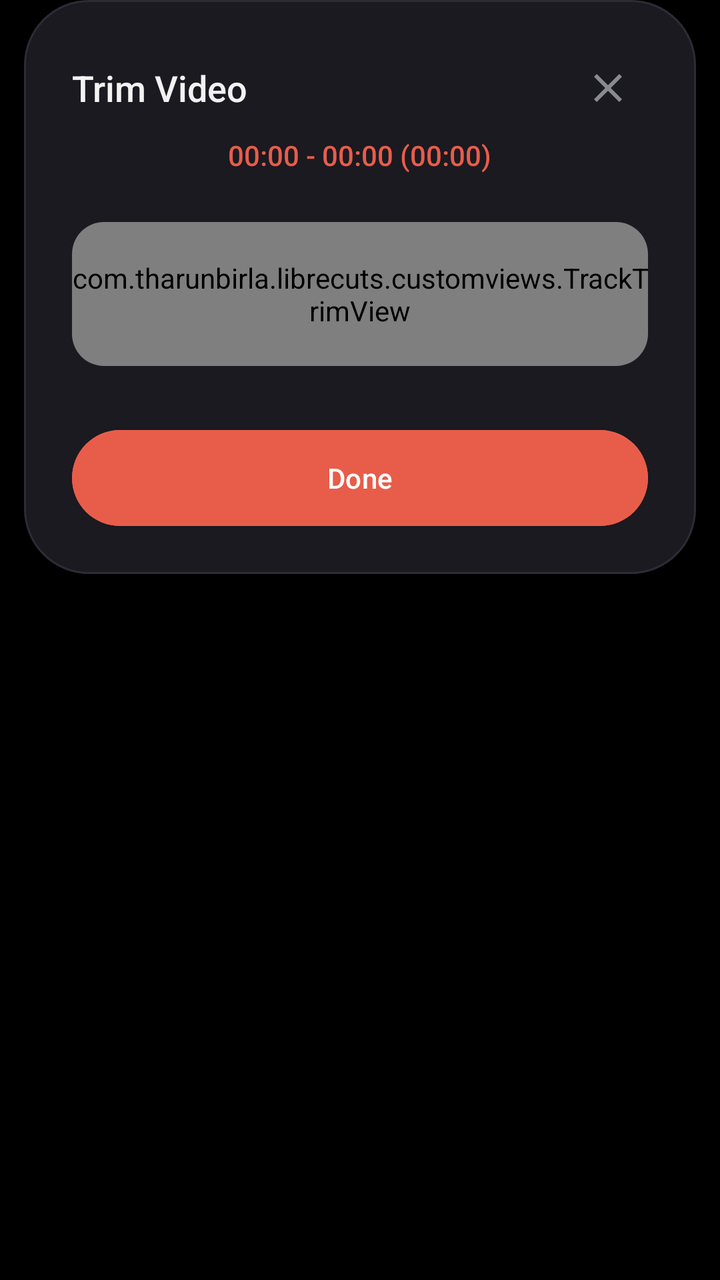
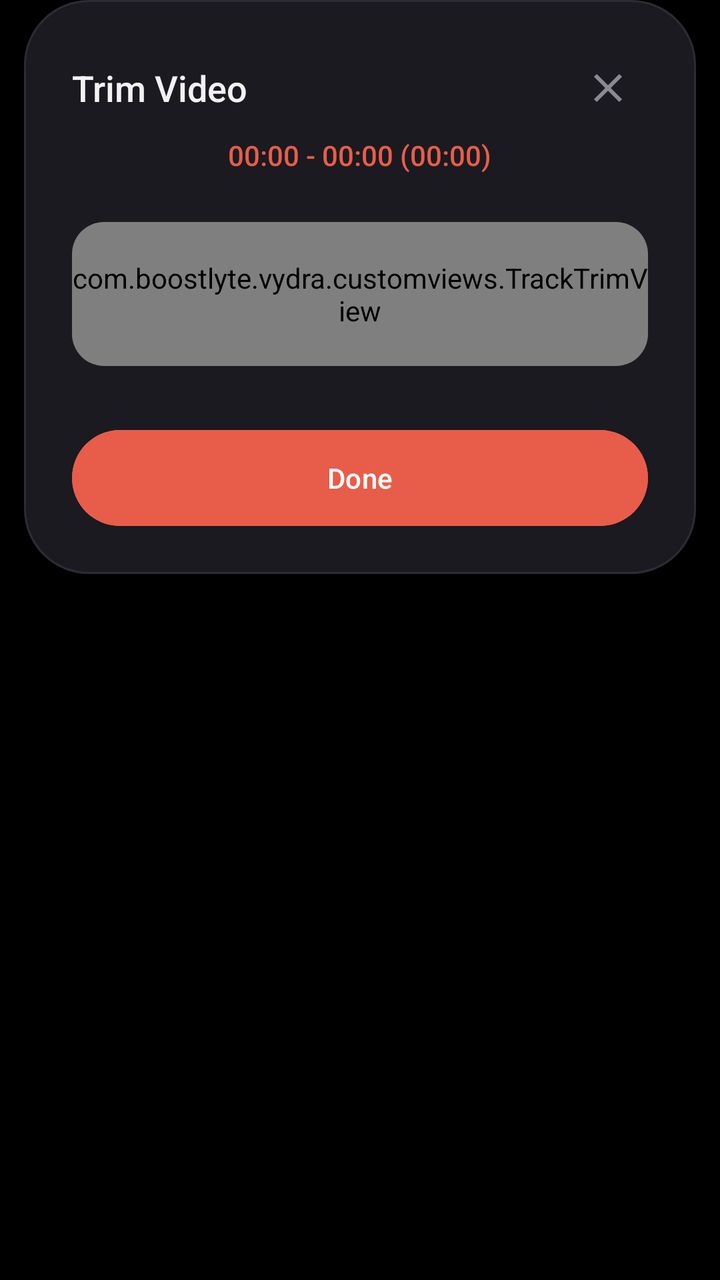

An Android layout rendered at two revisions. The XML below is the earlier revision; the diff shows what the commit changed to produce the second picture.
<!-- AndroidManifest.xml: application theme AppTheme -->
<!-- res/layout/trim_bottom_sheet_dialog.xml -->
<?xml version="1.0" encoding="utf-8"?>
<LinearLayout xmlns:android="http://schemas.android.com/apk/res/android"
    xmlns:app="http://schemas.android.com/apk/res-auto"
    android:layout_width="match_parent"
    android:layout_height="wrap_content"
    android:orientation="vertical"
    android:background="@android:color/transparent">

    <LinearLayout
        android:layout_width="match_parent"
        android:layout_height="wrap_content"
        android:orientation="vertical"
        android:layout_marginHorizontal="12dp"
        android:layout_marginBottom="24dp"
        android:background="@drawable/bg_bottom_nav_floating"
        android:padding="24dp"
        android:elevation="12dp">

        <RelativeLayout
            android:layout_width="match_parent"
            android:layout_height="wrap_content"
            android:layout_marginBottom="4dp">
            
            <TextView
                android:layout_width="wrap_content"
                android:layout_height="wrap_content"
                android:text="@string/str_trim_video"
                android:textSize="18sp"
                android:fontFamily="sans-serif-medium"
                android:textColor="@color/textColor"
                android:layout_centerVertical="true" />

            <ImageButton
                android:id="@+id/btnCloseTrimSheet"
                android:layout_width="40dp"
                android:layout_height="40dp"
                android:src="@drawable/ic_close_24"
                android:background="?attr/selectableItemBackgroundBorderless"
                app:tint="@color/iconSecondary"
                android:layout_alignParentEnd="true"
                android:layout_centerVertical="true" />
        </RelativeLayout>

        <TextView
            android:id="@+id/tvTrimDuration"
            android:layout_width="wrap_content"
            android:layout_height="wrap_content"
            android:text="@string/str_00_00_00_00_00_00"
            android:textSize="14sp"
            android:fontFamily="sans-serif-medium"
            android:textColor="@color/colorPrimary"
            android:layout_gravity="center_horizontal"
            android:layout_marginBottom="24dp" />

        <FrameLayout
            android:layout_width="match_parent"
            android:layout_height="72dp"
            android:layout_marginBottom="32dp"
            android:background="@drawable/rounded_time_bg"
            android:clipToOutline="true"
            android:outlineProvider="background">

            <androidx.recyclerview.widget.RecyclerView
                android:id="@+id/trimRecyclerView"
                android:layout_width="match_parent"
                android:layout_height="match_parent"
                android:clipToPadding="false" />

            
            <com.tharunbirla.librecuts.customviews.TrackTrimView
                android:id="@+id/trimTrackView"
                android:layout_width="match_parent"
                android:layout_height="match_parent" />
        </FrameLayout>

        <com.google.android.material.button.MaterialButton
            android:id="@+id/btnDoneTrim"
            android:layout_width="match_parent"
            android:layout_height="48dp"
            android:text="@string/done"
            android:textColor="@color/onPrimaryContainer"
            android:textSize="14sp"
            android:fontFamily="sans-serif-medium"
            android:backgroundTint="@color/primaryContainer"
            app:cornerRadius="24dp"
            android:insetTop="0dp"
            android:insetBottom="0dp"
            android:elevation="0dp" />

    </LinearLayout>
</LinearLayout>
<!-- resources referenced by this layout -->
<resources>
  <color name="colorPrimary">#E85D4A</color>
  <color name="iconSecondary">#8A8A93</color>
  <color name="onPrimaryContainer">#FFFFFF</color>
  <color name="primaryContainer">#E85D4A</color>
  <color name="textColor">#F2F2F2</color>
  <!-- drawable bg_bottom_nav_floating (drawable) -->
  <?xml version="1.0" encoding="utf-8"?>
  <shape xmlns:android="http://schemas.android.com/apk/res/android"
      android:shape="rectangle">
      <solid android:color="@color/surfaceContainerHigh" />
      <corners android:radius="32dp" />
      <stroke
          android:width="1dp"
          android:color="@color/outlineVariant" />
  </shape>
  <!-- drawable ic_close_24 (drawable) -->
  <vector xmlns:android="http://schemas.android.com/apk/res/android" android:height="24dp" android:tint="#FFFFFF" android:viewportHeight="24" android:viewportWidth="24" android:width="24dp">
        
      <path android:fillColor="@android:color/white" android:pathData="M19,6.41L17.59,5 12,10.59 6.41,5 5,6.41 10.59,12 5,17.59 6.41,19 12,13.41 17.59,19 19,17.59 13.41,12z"/>
      
  </vector>
  <!-- drawable rounded_time_bg (drawable) -->
  <?xml version="1.0" encoding="utf-8"?>
  <shape xmlns:android="http://schemas.android.com/apk/res/android"
      android:shape="rectangle">
      <solid android:color="#26252c"/>
      <corners android:radius="16dp"/>
  </shape>
  <string name="done">Done</string>
  <string name="str_00_00_00_00_00_00">00:00 - 00:00 (00:00)</string>
  <string name="str_trim_video">Trim Video</string>
  <style name="AppTheme" parent="Theme.Material3.Dark.NoActionBar">
          <item name="colorPrimary">@color/colorPrimary</item>
          <item name="colorPrimaryVariant">@color/colorPrimaryVariant</item>
          <item name="colorOnPrimary">@color/colorOnPrimary</item>
          <item name="colorSecondary">@color/colorSecondary</item>
          <item name="colorSecondaryVariant">@color/colorSecondaryVariant</item>
          <item name="colorOnSecondary">@color/colorOnSecondary</item>
          <item name="android:windowBackground">@color/background</item>
          <item name="android:textColor">@color/textColor</item>
          <item name="android:navigationBarColor">@color/navigationBarColor</item>
          <item name="android:statusBarColor">@color/statusBarColor</item>
          
          <item name="android:windowActivityTransitions">true</item>
      </style>
  <color name="surfaceContainerHigh">#1A1A20</color>
  <color name="outlineVariant">#2C2C35</color>
  <color name="colorPrimaryVariant">#C44535</color>
  <color name="colorOnPrimary">#FFFFFF</color>
  <color name="colorSecondary">#F58658</color>
  <color name="colorSecondaryVariant">#D36C40</color>
  <color name="colorOnSecondary">#FFFFFF</color>
  <color name="background">#000000</color>
  <color name="navigationBarColor">#000000</color>
  <color name="statusBarColor">#000000</color>
</resources>

<!-- the commit's change to res/layout/trim_bottom_sheet_dialog.xml (unified diff, before → after) -->
@@ -67,7 +67,7 @@
                 android:clipToPadding="false" />
 
             
-            <com.tharunbirla.librecuts.customviews.TrackTrimView
+            <com.boostlyte.vydra.customviews.TrackTrimView
                 android:id="@+id/trimTrackView"
                 android:layout_width="match_parent"
                 android:layout_height="match_parent" />
